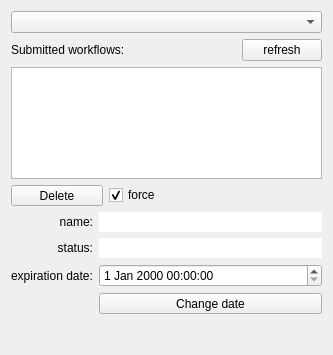
The window that python/soma/workflow/gui/resource_wf_select.ui (populse/soma-workflow) describes before a commit, drawn with Qt 5.
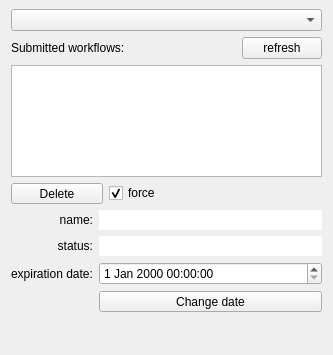
The same window after the commit.

Commit message: Adds mini widget to select the resource.

What changed in the file:
```diff
--- a/python/soma/workflow/gui/resource_wf_select.ui
+++ b/python/soma/workflow/gui/resource_wf_select.ui
@@ -20,10 +20,25 @@
    <string>Form</string>
   </property>
   <layout class="QVBoxLayout" name="verticalLayout">
+   <property name="topMargin">
+    <number>9</number>
+   </property>
    <property name="bottomMargin">
     <number>0</number>
    </property>
    <item>
+    <widget class="QFrame" name="resource_selection_frame">
+     <property name="frameShape">
+      <enum>QFrame::NoFrame</enum>
+     </property>
+     <property name="frameShadow">
+      <enum>QFrame::Raised</enum>
+     </property>
+     <layout class="QVBoxLayout" name="verticalLayout_2">
+      <property name="margin">
+       <number>0</number>
+      </property>
+      <item>
     <widget class="QComboBox" name="combo_resources">
      <property name="minimumSize">
       <size>
@@ -31,6 +46,9 @@
        <height>0</height>
       </size>
      </property>
+       </widget>
+      </item>
+     </layout>
     </widget>
    </item>
    <item>
```
Lines whose indentation alone changed are shown as unchanged. The commit also changes 2 other files.
